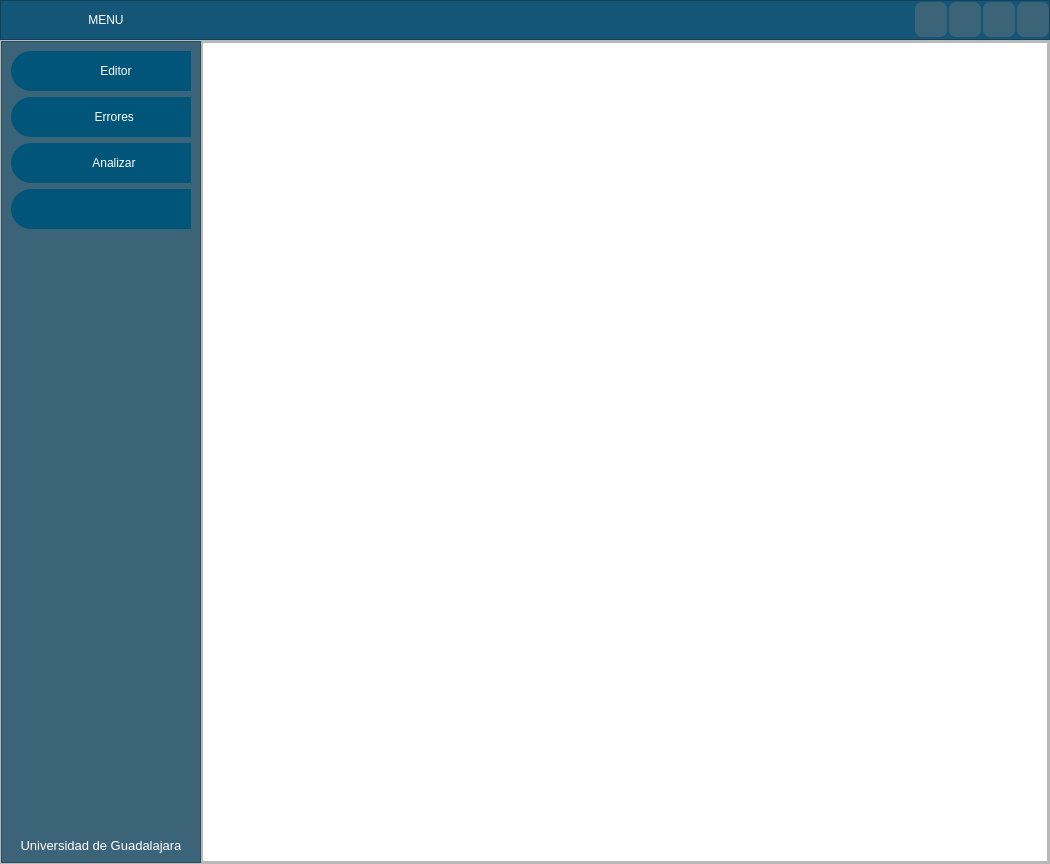
First picture: the form in mainwindow.ui, repository 00urbina00/analizador_lexico, before the edit.
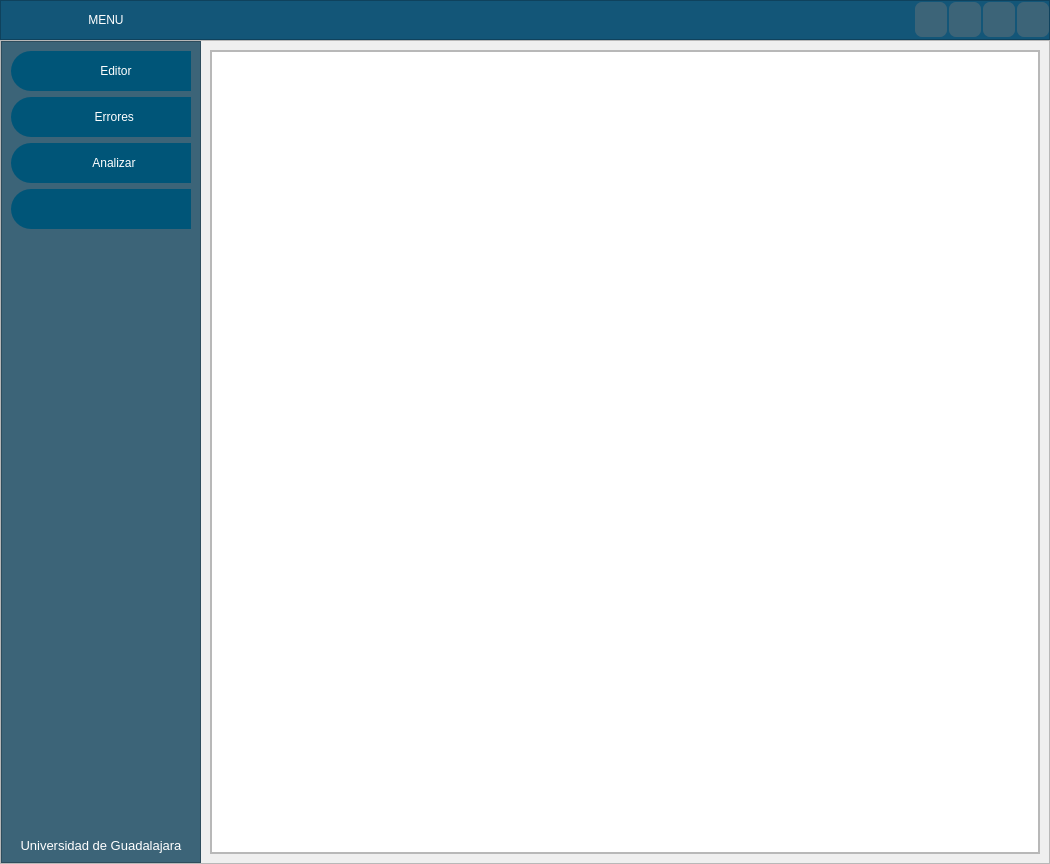
Second picture: the form after the edit. Icons and pictures are not drawn. Custom widgets are drawn as their Qt base class.

Commit message: Paginas Errores y Analisis Ahora se puede acceder a estas paginas y al editor desde los botones del menu, tambien se puede ocultar dicho menu y mostrar. El botón "Go" por lo pronto solo resalta algunas lineas en rojo

What changed in the file:
```diff
--- a/mainwindow.ui
+++ b/mainwindow.ui
@@ -544,6 +544,13 @@
         </widget>
        </item>
        <item>
+        <widget class="QStackedWidget" name="stackedWidget">
+         <property name="currentIndex">
+          <number>0</number>
+         </property>
+         <widget class="QWidget" name="pg_editor">
+          <layout class="QGridLayout" name="gridLayout">
+           <item row="0" column="0">
         <widget class="QFrame" name="frame_contenedor">
          <property name="frameShape">
           <enum>QFrame::StyledPanel</enum>
@@ -575,6 +582,12 @@
            </widget>
           </item>
          </layout>
+            </widget>
+           </item>
+          </layout>
+         </widget>
+         <widget class="QWidget" name="pg_errores"/>
+         <widget class="QWidget" name="pg_analisis"/>
         </widget>
        </item>
       </layout>
```
Lines whose indentation alone changed are shown as unchanged. The commit also changes 4 other files.
